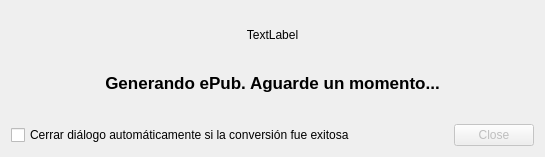
Qt form epubcreator/gui/forms/epub_generation_dialog.ui (leandro86/epubcreator) before a commit.
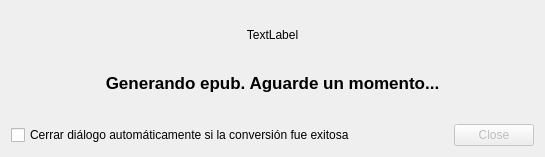
The same form after that commit.

Commit message: Renombra "ePub" por "Epub" en el diálogo de generación de epub.

What changed in the file:
```diff
--- a/epubcreator/gui/forms/epub_generation_dialog.ui
+++ b/epubcreator/gui/forms/epub_generation_dialog.ui
@@ -54,7 +54,7 @@
         </font>
        </property>
        <property name="text">
-        <string>Generando ePub. Aguarde un momento...</string>
+        <string>Generando epub. Aguarde un momento...</string>
        </property>
        <property name="alignment">
         <set>Qt::AlignCenter</set>
```
Left out of the diff: 2 changed lines with no effect on the pictures.
